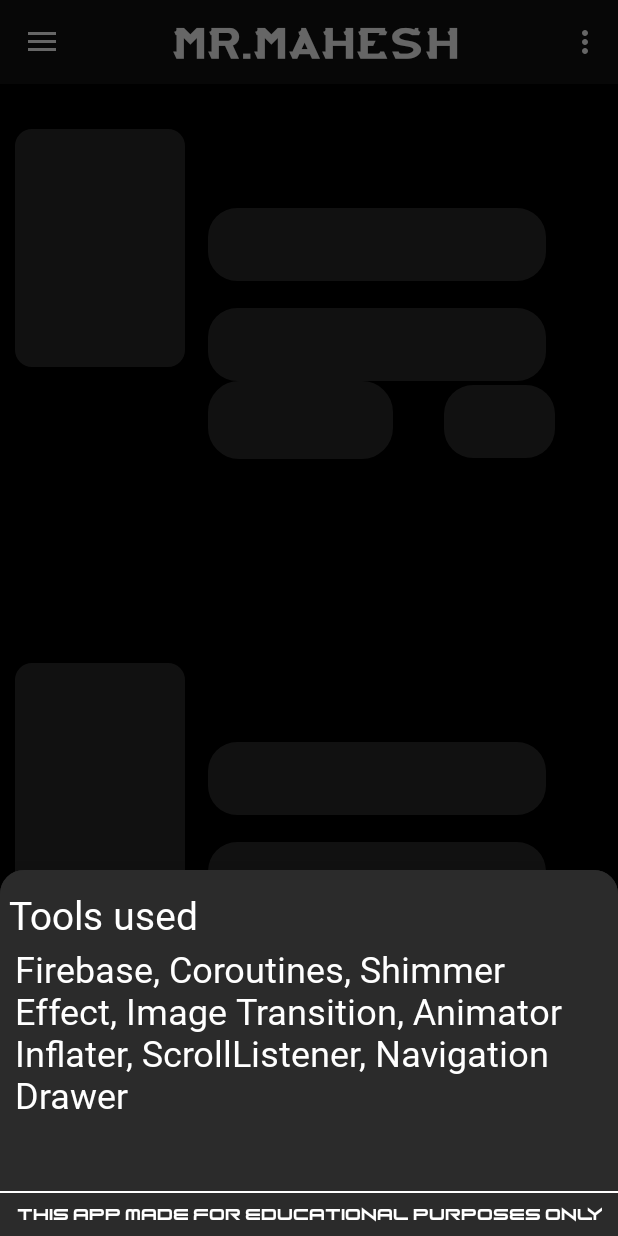
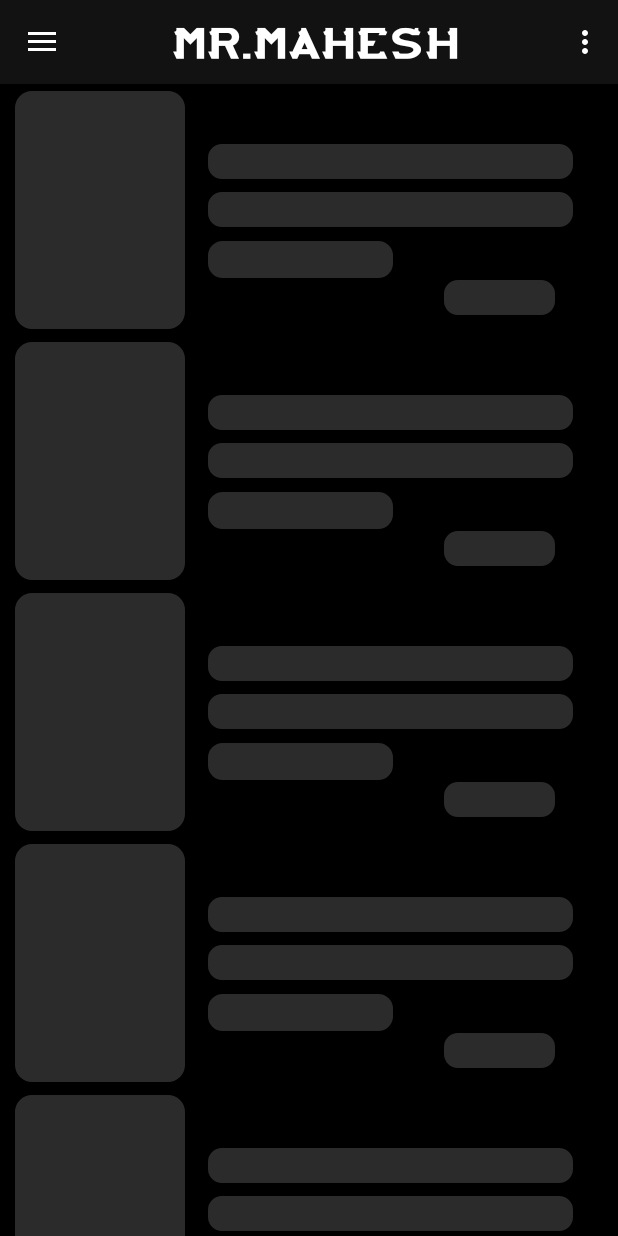
Before and after one commit to Akhil-Gattem/Mr.Mahesh, an Android app: the screen it shows after launch (MainScreenActivity), in the options menu, after a tap on "About", on a phone screen of 412 x 824 dp. Run offline under Robolectric (Android 15) with nearby library versions, the phone set to English and light mode, and no system bars; our stand-ins replace Firebase (no records; nobody signed in at launch, a user with empty details on screens opened directly), Shimmer, navigation-ui.

Commit message:
07/12/21

```diff
--- a/app/build.gradle
+++ b/app/build.gradle
@@ -40,8 +40,7 @@ dependencies {
     implementation 'androidx.core:core-ktx:1.6.0'
     implementation 'androidx.appcompat:appcompat:1.3.1'
     implementation 'com.google.android.material:material:1.4.0'
-    //noinspection GradleDependency
-    implementation 'androidx.constraintlayout:constraintlayout:2.0.4'
+    implementation 'androidx.constraintlayout:constraintlayout:2.1.2'
     implementation 'androidx.navigation:navigation-fragment-ktx:2.3.5'
     implementation 'androidx.navigation:navigation-ui-ktx:2.3.5'
     implementation 'androidx.lifecycle:lifecycle-livedata-ktx:2.3.1'
--- a/app/src/main/java/com/zimneos/mr_mahesh/MainScreenActivity.kt
+++ b/app/src/main/java/com/zimneos/mr_mahesh/MainScreenActivity.kt
@@ -9,7 +9,6 @@ import androidx.navigation.ui.AppBarConfiguration
 import androidx.navigation.ui.navigateUp
 import androidx.navigation.ui.setupActionBarWithNavController
 import androidx.navigation.ui.setupWithNavController
-import com.zimneos.mr_mahesh.ui.BottomSheetDialog
 import kotlinx.android.synthetic.main.layout_main_activity_with_nav.*
 import kotlinx.android.synthetic.main.layout_main_screen.*
 import android.view.MenuItem
@@ -35,11 +34,6 @@ class MainScreenActivity : AppCompatActivity() {
         nav_view.setupWithNavController(navController)
     }
 
-    private fun showAbout() {
-        val bottomSheet = BottomSheetDialog()
-        bottomSheet.show(supportFragmentManager, "ModalBottomSheet")
-    }
-
     override fun onCreateOptionsMenu(menu: Menu): Boolean {
         menuInflater.inflate(R.menu.layout_info_dailog, menu)
         return true
@@ -48,7 +42,6 @@ class MainScreenActivity : AppCompatActivity() {
     override fun onOptionsItemSelected(item: MenuItem): Boolean {
         return when (item.itemId) {
             R.id.action_about -> {
-                showAbout()
                 true
             }
             else -> super.onOptionsItemSelected(item)
--- a/app/src/main/java/com/zimneos/mr_mahesh/ui/BottomSheetDialog.kt
+++ /dev/null
@@ -1,17 +0,0 @@
-package com.zimneos.mr_mahesh.ui
-
-
-import android.os.Bundle
-import android.view.LayoutInflater
-import android.view.View
-import android.view.ViewGroup
-import com.google.android.material.bottomsheet.BottomSheetDialogFragment
-import com.zimneos.mr_mahesh.R
-
-
-class BottomSheetDialog : BottomSheetDialogFragment() {
-    override fun onCreateView(inflater: LayoutInflater, container: ViewGroup?, savedInstanceState: Bundle?): View? {
-        return inflater.inflate(R.layout.layout_about, container, false)
-    }
-
-}
--- a/app/src/main/java/com/zimneos/mr_mahesh/ui/home/RecyclerViewAdapter.kt
+++ b/app/src/main/java/com/zimneos/mr_mahesh/ui/home/RecyclerViewAdapter.kt
@@ -14,6 +14,7 @@ import com.zimneos.mr_mahesh.R
 import com.firebase.ui.database.FirebaseRecyclerAdapter
 import com.firebase.ui.database.FirebaseRecyclerOptions
 import com.google.android.material.imageview.ShapeableImageView
+import com.zimneos.mr_mahesh.common.MotionOnClickListener
 import kotlinx.android.synthetic.main.layout_main_screen_recylerview_list.view.*
 
 
--- a/app/src/main/java/com/zimneos/mr_mahesh/ui/slideshow/SlideshowFragment.kt
+++ b/app/src/main/java/com/zimneos/mr_mahesh/ui/slideshow/SlideshowFragment.kt
@@ -15,8 +15,7 @@ class SlideshowFragment : Fragment() {
     private lateinit var slideshowViewModel: SlideshowViewModel
 
     override fun onCreateView(
-        inflater: LayoutInflater, container: ViewGroup?, savedInstanceState: Bundle?
-    ): View? {
+        inflater: LayoutInflater, container: ViewGroup?, savedInstanceState: Bundle?): View? {
         slideshowViewModel = ViewModelProvider(this).get(SlideshowViewModel::class.java)
         val root = inflater.inflate(R.layout.fragment_slideshow, container, false)
         val textView: TextView = root.findViewById(R.id.text_slideshow)
--- a/app/src/main/res/layout/layout_about.xml
+++ /dev/null
@@ -1,63 +0,0 @@
-<?xml version="1.0" encoding="utf-8"?>
-<androidx.constraintlayout.widget.ConstraintLayout xmlns:android="http://schemas.android.com/apk/res/android"
-    xmlns:app="http://schemas.android.com/apk/res-auto"
-    xmlns:tools="http://schemas.android.com/tools"
-    android:layout_width="match_parent"
-    android:layout_height="match_parent"
-    android:background="@drawable/top_rounded_corners">
-
-    <TextView
-        android:id="@+id/title_one"
-        android:layout_width="match_parent"
-        android:layout_height="wrap_content"
-        android:fontFamily="@font/snomelt"
-        android:paddingHorizontal="6dp"
-        android:paddingTop="12dp"
-        android:paddingBottom="2dp"
-        android:text="@string/tools_used"
-        android:textColor="@color/white"
-        android:textSize="26sp"
-        app:layout_constraintBottom_toTopOf="@+id/title_one_summary"
-        app:layout_constraintTop_toTopOf="parent"
-        app:layout_constraintVertical_chainStyle="packed" />
-
-    <TextView
-        android:id="@+id/title_one_summary"
-        android:layout_width="match_parent"
-        android:layout_height="wrap_content"
-        android:fontFamily="@font/orbit"
-        android:gravity="start"
-        android:paddingHorizontal="10dp"
-        android:paddingBottom="48dp"
-        android:text="@string/tools"
-        android:textColor="@color/white"
-        android:textSize="24sp"
-        app:layout_constraintBottom_toTopOf="@+id/line"
-        app:layout_constraintTop_toBottomOf="@id/title_one"
-        app:layout_constraintVertical_chainStyle="packed" />
-
-    <TextView
-        android:id="@+id/disclaimer"
-        android:layout_width="match_parent"
-        android:layout_height="wrap_content"
-        android:fontFamily="@font/long_fox"
-        android:gravity="center"
-        android:paddingHorizontal="8dp"
-        android:paddingVertical="8dp"
-        android:text="@string/disclaimer"
-        android:textColor="@color/white"
-        android:textSize="11sp"
-        app:layout_constraintBottom_toBottomOf="parent"
-        app:layout_constraintTop_toBottomOf="@+id/line"
-        tools:layout_editor_absoluteX="0dp" />
-
-    <View
-        android:id="@+id/line"
-        style="@style/Divider"
-        android:layout_width="match_parent"
-        android:layout_height="1dp"
-        app:layout_constraintBottom_toTopOf="@+id/disclaimer"
-        app:layout_constraintTop_toBottomOf="@+id/title_one_summary" />
-
-
-</androidx.constraintlayout.widget.ConstraintLayout>
--- a/app/src/main/res/layout/shimmer_layout.xml
+++ b/app/src/main/res/layout/shimmer_layout.xml
@@ -3,8 +3,7 @@
     xmlns:app="http://schemas.android.com/apk/res-auto"
     xmlns:tools="http://schemas.android.com/tools"
     android:layout_width="match_parent"
-    android:layout_height="wrap_content"
-    android:layout_marginVertical="4dp">
+    android:layout_height="167dp">
 
     <com.google.android.material.imageview.ShapeableImageView
         android:id="@+id/bg"
```
Also changed, not shown: app/src/main/java/com/zimneos/mr_mahesh/common/MotionOnClickListener.kt (added, +76 -0 lines), app/src/main/java/com/zimneos/mr_mahesh/ui/home/InfoScreenActivity.kt (+73 -11 lines), app/src/main/res/animator/btn_animator_scale_down.xml (added, +14 -0 lines), app/src/main/res/animator/btn_animator_scale_up.xml (added, +14 -0 lines), app/src/main/res/layout/layout_info_screen.xml (+35 -7 lines), app/src/main/res/layout/layout_main_screen_recylerview_list.xml (+4 -5 lines), app/src/main/res/layout/play_button_layout.xml (added, +23 -0 lines), app/src/main/res/drawable/play.png (added).
